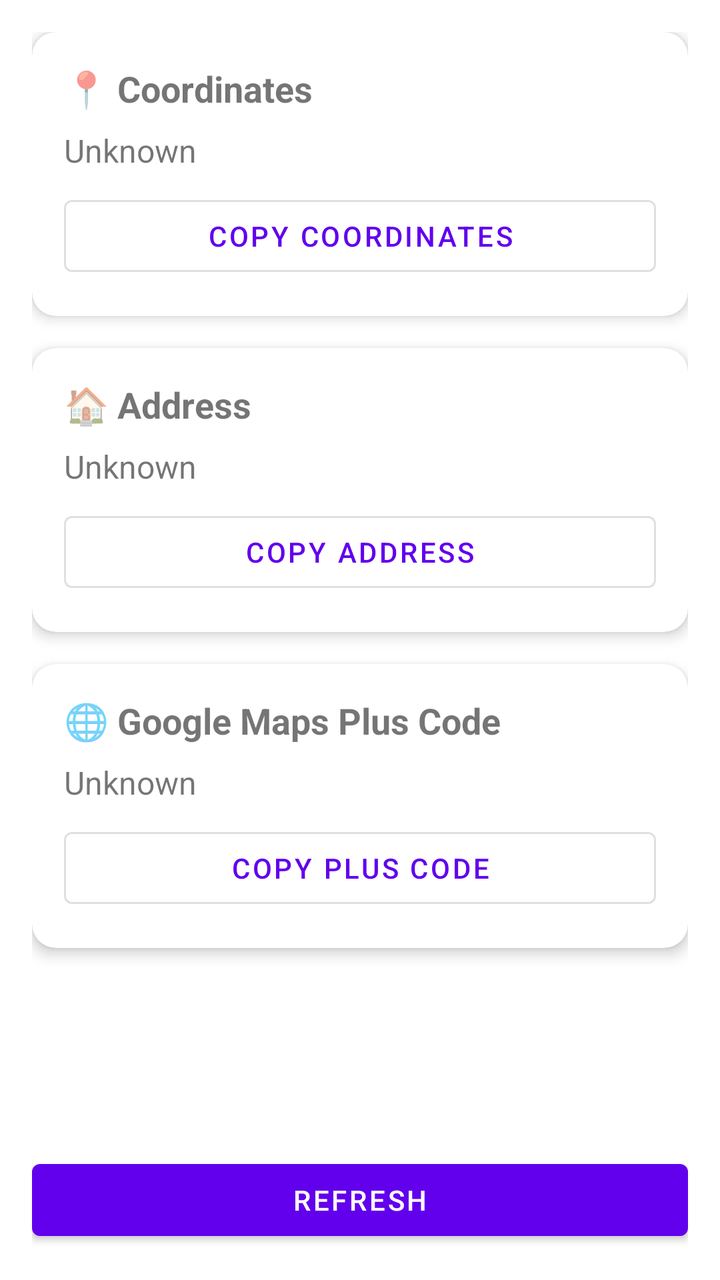
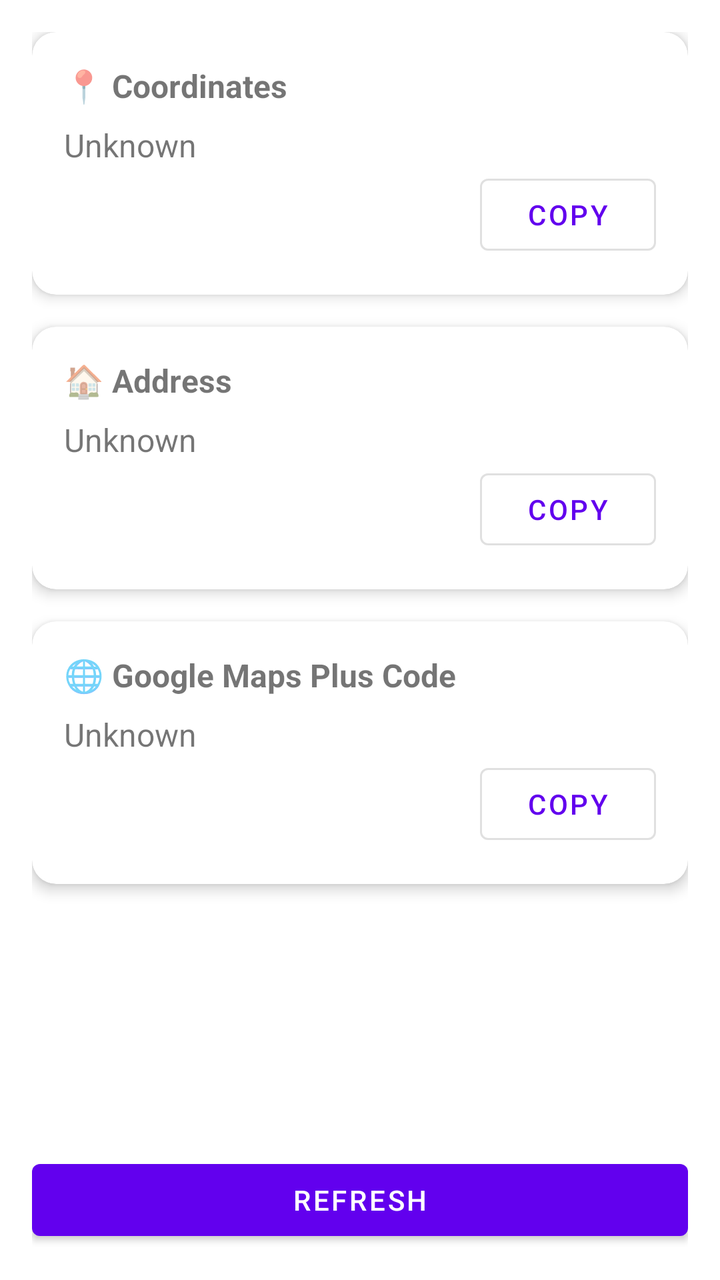

Screens rendered from an Android XML layout before and after an edit, with the pre-edit source and the edit as a unified diff.
<!-- AndroidManifest.xml: application theme Theme.GeoLocator -->
<!-- res/layout/activity_main.xml -->
<?xml version="1.0" encoding="utf-8"?>
<androidx.constraintlayout.widget.ConstraintLayout xmlns:android="http://schemas.android.com/apk/res/android"
    xmlns:app="http://schemas.android.com/apk/res-auto"
    xmlns:tools="http://schemas.android.com/tools"
    android:id="@+id/main"
    android:layout_width="match_parent"
    android:layout_height="match_parent"
    tools:context=".MainActivity">

    <ScrollView
        android:layout_width="match_parent"
        android:layout_height="0dp"
        android:fillViewport="true"
        android:padding="16dp"
        app:layout_constraintBottom_toTopOf="@id/linearLayout_buttons"
        app:layout_constraintEnd_toEndOf="parent"
        app:layout_constraintStart_toStartOf="parent"
        app:layout_constraintTop_toTopOf="parent">

        <LinearLayout
            android:layout_width="match_parent"
            android:layout_height="wrap_content"
            android:orientation="vertical">

            
            <com.google.android.material.card.MaterialCardView
                android:layout_width="match_parent"
                android:layout_height="wrap_content"
                android:layout_marginBottom="16dp"
                app:cardCornerRadius="12dp"
                app:cardElevation="4dp">

                <LinearLayout
                    android:layout_width="match_parent"
                    android:layout_height="wrap_content"
                    android:orientation="vertical"
                    android:padding="16dp">

                    <TextView
                        android:layout_width="match_parent"
                        android:layout_height="wrap_content"
                        android:layout_marginBottom="8dp"
                        android:text="📍 Coordinates"
                        android:textSize="18sp"
                        android:textStyle="bold" />

                    <TextView
                        android:id="@+id/textView_coordinates"
                        android:layout_width="match_parent"
                        android:layout_height="wrap_content"
                        android:layout_marginBottom="8dp"
                        android:text="Unknown"
                        android:textSize="16sp" />

                    <com.google.android.material.button.MaterialButton
                        android:id="@+id/button_copy_coordinates"
                        style="@style/Widget.MaterialComponents.Button.OutlinedButton"
                        android:layout_width="match_parent"
                        android:layout_height="wrap_content"
                        android:text="Copy Coordinates" />

                </LinearLayout>
            </com.google.android.material.card.MaterialCardView>

            
            <com.google.android.material.card.MaterialCardView
                android:layout_width="match_parent"
                android:layout_height="wrap_content"
                android:layout_marginBottom="16dp"
                app:cardCornerRadius="12dp"
                app:cardElevation="4dp">

                <LinearLayout
                    android:layout_width="match_parent"
                    android:layout_height="wrap_content"
                    android:orientation="vertical"
                    android:padding="16dp">

                    <TextView
                        android:layout_width="match_parent"
                        android:layout_height="wrap_content"
                        android:layout_marginBottom="8dp"
                        android:text="🏠 Address"
                        android:textSize="18sp"
                        android:textStyle="bold" />

                    <TextView
                        android:id="@+id/textView_address"
                        android:layout_width="match_parent"
                        android:layout_height="wrap_content"
                        android:layout_marginBottom="8dp"
                        android:text="Unknown"
                        android:textSize="16sp" />

                    <com.google.android.material.button.MaterialButton
                        android:id="@+id/button_copy_address"
                        style="@style/Widget.MaterialComponents.Button.OutlinedButton"
                        android:layout_width="match_parent"
                        android:layout_height="wrap_content"
                        android:text="Copy Address" />

                </LinearLayout>
            </com.google.android.material.card.MaterialCardView>

            
            <com.google.android.material.card.MaterialCardView
                android:layout_width="match_parent"
                android:layout_height="wrap_content"
                android:layout_marginBottom="16dp"
                app:cardCornerRadius="12dp"
                app:cardElevation="4dp">

                <LinearLayout
                    android:layout_width="match_parent"
                    android:layout_height="wrap_content"
                    android:orientation="vertical"
                    android:padding="16dp">

                    <TextView
                        android:layout_width="match_parent"
                        android:layout_height="wrap_content"
                        android:layout_marginBottom="8dp"
                        android:text="🌐 Google Maps Plus Code"
                        android:textSize="18sp"
                        android:textStyle="bold" />

                    <TextView
                        android:id="@+id/textView_plus_code"
                        android:layout_width="match_parent"
                        android:layout_height="wrap_content"
                        android:layout_marginBottom="8dp"
                        android:text="Unknown"
                        android:textSize="16sp" />

                    <com.google.android.material.button.MaterialButton
                        android:id="@+id/button_copy_plus_code"
                        style="@style/Widget.MaterialComponents.Button.OutlinedButton"
                        android:layout_width="match_parent"
                        android:layout_height="wrap_content"
                        android:text="Copy Plus Code" />

                </LinearLayout>
            </com.google.android.material.card.MaterialCardView>

        </LinearLayout>
    </ScrollView>

    <LinearLayout
        android:id="@+id/linearLayout_buttons"
        android:layout_width="match_parent"
        android:layout_height="wrap_content"
        android:layout_margin="16dp"
        android:gravity="center"
        android:orientation="vertical"
        app:layout_constraintBottom_toBottomOf="parent"
        app:layout_constraintEnd_toEndOf="parent"
        app:layout_constraintStart_toStartOf="parent">

        <Button
            android:id="@+id/button_refresh"
            android:layout_width="match_parent"
            android:layout_height="wrap_content"
            android:text="Refresh" />

    </LinearLayout>

</androidx.constraintlayout.widget.ConstraintLayout>
<!-- resources referenced by this layout -->
<resources>
  <style name="Theme.GeoLocator" parent="Theme.MaterialComponents.DayNight.DarkActionBar">
          
          <item name="colorPrimary">@color/purple_500</item>
          <item name="colorPrimaryVariant">@color/purple_700</item>
          <item name="colorOnPrimary">@color/white</item>
          
          <item name="colorSecondary">@color/teal_200</item>
          <item name="colorSecondaryVariant">@color/teal_700</item>
          <item name="colorOnSecondary">@color/black</item>
          
          <item name="android:statusBarColor">?attr/colorPrimaryVariant</item>
          
      </style>
  <color name="purple_500">#FF6200EE</color>
  <color name="purple_700">#FF3700B3</color>
  <color name="white">#FFFFFFFF</color>
  <color name="teal_200">#FF03DAC5</color>
  <color name="teal_700">#FF018786</color>
  <color name="black">#FF000000</color>
</resources>

<!-- the commit's change to res/layout/activity_main.xml (unified diff, before → after) -->
@@ -41,23 +41,23 @@
                         android:layout_height="wrap_content"
                         android:layout_marginBottom="8dp"
                         android:text="📍 Coordinates"
-                        android:textSize="18sp"
+                        android:textSize="16sp"
                         android:textStyle="bold" />
 
                     <TextView
                         android:id="@+id/textView_coordinates"
                         android:layout_width="match_parent"
                         android:layout_height="wrap_content"
-                        android:layout_marginBottom="8dp"
                         android:text="Unknown"
                         android:textSize="16sp" />
 
                     <com.google.android.material.button.MaterialButton
                         android:id="@+id/button_copy_coordinates"
                         style="@style/Widget.MaterialComponents.Button.OutlinedButton"
-                        android:layout_width="match_parent"
+                        android:layout_width="wrap_content"
                         android:layout_height="wrap_content"
-                        android:text="Copy Coordinates" />
+                        android:layout_gravity="end"
+                        android:text="Copy" />
 
                 </LinearLayout>
             </com.google.android.material.card.MaterialCardView>
@@ -81,23 +81,23 @@
                         android:layout_height="wrap_content"
                         android:layout_marginBottom="8dp"
                         android:text="🏠 Address"
-                        android:textSize="18sp"
+                        android:textSize="16sp"
                         android:textStyle="bold" />
 
                     <TextView
                         android:id="@+id/textView_address"
                         android:layout_width="match_parent"
                         android:layout_height="wrap_content"
-                        android:layout_marginBottom="8dp"
                         android:text="Unknown"
                         android:textSize="16sp" />
 
                     <com.google.android.material.button.MaterialButton
                         android:id="@+id/button_copy_address"
                         style="@style/Widget.MaterialComponents.Button.OutlinedButton"
-                        android:layout_width="match_parent"
+                        android:layout_width="wrap_content"
                         android:layout_height="wrap_content"
-                        android:text="Copy Address" />
+                        android:layout_gravity="end"
+                        android:text="Copy" />
 
                 </LinearLayout>
             </com.google.android.material.card.MaterialCardView>
@@ -121,23 +121,23 @@
                         android:layout_height="wrap_content"
                         android:layout_marginBottom="8dp"
                         android:text="🌐 Google Maps Plus Code"
-                        android:textSize="18sp"
+                        android:textSize="16sp"
                         android:textStyle="bold" />
 
                     <TextView
                         android:id="@+id/textView_plus_code"
                         android:layout_width="match_parent"
                         android:layout_height="wrap_content"
-                        android:layout_marginBottom="8dp"
                         android:text="Unknown"
                         android:textSize="16sp" />
 
                     <com.google.android.material.button.MaterialButton
                         android:id="@+id/button_copy_plus_code"
                         style="@style/Widget.MaterialComponents.Button.OutlinedButton"
-                        android:layout_width="match_parent"
+                        android:layout_width="wrap_content"
                         android:layout_height="wrap_content"
-                        android:text="Copy Plus Code" />
+                        android:layout_gravity="end"
+                        android:text="Copy" />
 
                 </LinearLayout>
             </com.google.android.material.card.MaterialCardView>
